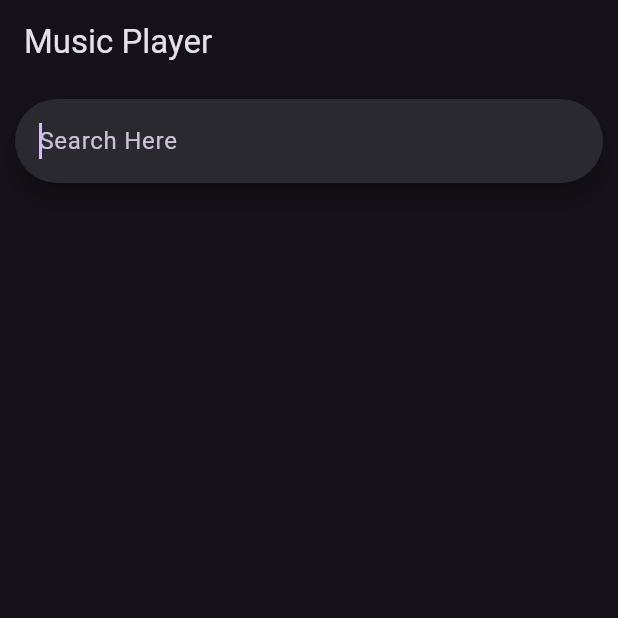
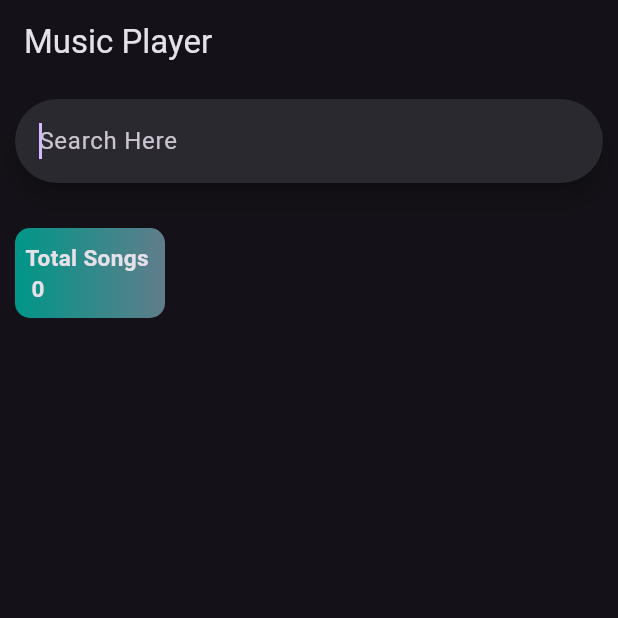
Before and after one commit to Denuvo33/Music-Player, a Flutter app: the screen it shows after launch, after a tap on "Search Here", on a phone screen of 412 x 824 dp, the top half of it. Run offline on Flutter 3.47's test engine with Material 3 defaults, Android fonts, the phone set to English and light mode, and no system bars; our stand-ins replace get, just_audio, just_audio_background, on_audio_query, permission_handler.

Commit message:
filter songs by mp3 file and duration

```diff
--- a/lib/main.dart
+++ b/lib/main.dart
@@ -54,10 +54,16 @@ class _HomePageState extends State<HomePage> {
     passSongs = [];
     List<SongModel> songs = await controller.audioQuery.querySongs(
       ignoreCase: true,
-      sortType: null,
+      sortType: SongSortType.DATE_ADDED,
       orderType: OrderType.ASC_OR_SMALLER,
       uriType: UriType.EXTERNAL,
     );
+
+    songs = songs
+        .where((song) =>
+            song.displayName.toLowerCase().endsWith('.mp3') &&
+            song.duration! > Duration(minutes: 1).inMilliseconds)
+        .toList();
 
     setState(() {
       allSongs = songs;
@@ -69,10 +75,9 @@ class _HomePageState extends State<HomePage> {
   Widget build(BuildContext context) {
     return Scaffold(
       appBar: AppBar(
-        title: Text('Music Player'),
+        title: const Text('Music Player'),
       ),
-      body: SafeArea(
-          child: Container(
+      body: Container(
         child: Column(
           crossAxisAlignment: CrossAxisAlignment.start,
           children: [
@@ -80,6 +85,9 @@ class _HomePageState extends State<HomePage> {
               margin: EdgeInsets.all(10),
               child: SearchBar(
                 controller: searchController,
+                onTap: () {
+                  myfocus.requestFocus();
+                },
                 hintText: 'Search Here',
                 trailing: [
                   if (searchController.text.isNotEmpty)
@@ -107,22 +115,40 @@ class _HomePageState extends State<HomePage> {
                     }
                   });
                 },
-                )),
-            const SizedBox(
-              height: 10,
+              ),
             ),
             const SizedBox(
               height: 10,
             ),
+            Container(
+              height: 60,
+              width: 100,
+              margin: EdgeInsets.all(10),
+              decoration: BoxDecoration(
+                borderRadius: BorderRadius.circular(10),
+                gradient: LinearGradient(
+                  begin: Alignment.topLeft,
+                  end: Alignment.topRight,
+                  colors: [Colors.teal, Colors.blueGrey],
+                ),
+              ),
+              child: Center(
+                  child: Text(
+                'Total Songs \n ${passSongs.length}',
+                style: TextStyle(fontSize: 15, fontWeight: FontWeight.bold),
+              )),
+            ),
+            SizedBox(
+              height: 10,
+            ),
             Expanded(
               child: Container(
-                // height: 50,
                 margin: const EdgeInsets.all(5),
                 child: Stack(
                   alignment: Alignment.bottomCenter,
                   children: [
                     ListView.builder(
-                      padding: EdgeInsets.only(bottom: 100),
+                      padding: const EdgeInsets.only(bottom: 100),
                       itemCount: allSongs.length,
                       itemBuilder: (BuildContext context, int index) {
                         controller.data = passSongs;
@@ -186,7 +212,7 @@ class _HomePageState extends State<HomePage> {
                                   nullArtworkWidget: Container(
                                     height: 50,
                                     width: 50,
-                                    decoration: BoxDecoration(
+                                    decoration: const BoxDecoration(
                                         gradient: LinearGradient(
                                             begin: Alignment.topCenter,
                                             end: Alignment.bottomCenter,
@@ -196,7 +222,7 @@ class _HomePageState extends State<HomePage> {
                                             ]),
                                         borderRadius: BorderRadius.all(
                                             Radius.circular(10))),
-                                    child: Icon(
+                                    child: const Icon(
                                       Icons.music_note_rounded,
                                       color: Colors.white,
                                       size: 32,
@@ -207,7 +233,7 @@ class _HomePageState extends State<HomePage> {
                                         controller.isPlaying.value
                                     ? IconButton(
                                         onPressed: () {},
-                                        icon: Icon(
+                                        icon: const Icon(
                                           Icons.play_arrow_rounded,
                                           size: 30,
                                         ))
@@ -222,9 +248,10 @@ class _HomePageState extends State<HomePage> {
                                           : Colors.white),
                                   overflow: TextOverflow.ellipsis,
                                 ),
-                                subtitle: Text(allSongs[index].album!),
+                                subtitle:
+                                    Text(allSongs[index].album.toString()),
                               ),
-                              SizedBox(
+                              const SizedBox(
                                 height: 15,
                               )
                             ],
@@ -241,13 +268,34 @@ class _HomePageState extends State<HomePage> {
                         },
                         child: Container(
                           height: 70,
-                          margin: EdgeInsets.all(5),
+                          decoration: const BoxDecoration(
+                              gradient: LinearGradient(
+                                  begin: Alignment.topLeft,
+                                  end: Alignment.topRight,
+                                  colors: [Colors.grey, Colors.blueGrey]),
+                              borderRadius:
+                                  BorderRadius.all(Radius.circular(15))),
+                          margin: const EdgeInsets.all(5),
                           child: Row(
                             mainAxisAlignment: MainAxisAlignment.spaceEvenly,
                             children: [
-                              Icon(
+                              SizedBox(
+                                width: 15,
+                              ),
+                              if (songIsStart)
+                                QueryArtworkWidget(
+                                  id: controller
+                                      .data[controller.currentSongIndex.value]
+                                      .id,
+                                  type: ArtworkType.AUDIO,
+                                  nullArtworkWidget: Icon(
                                     Icons.music_note_rounded,
+                                    color: Colors.white,
                                     size: 50,
+                                  ),
+                                ),
+                              SizedBox(
+                                width: 15,
                               ),
                               if (songIsStart)
                                 Obx(
@@ -277,24 +325,17 @@ class _HomePageState extends State<HomePage> {
                                       }
                                     },
                                     icon: controller.isPlaying.value
-                                        ? Icon(
+                                        ? const Icon(
                                             Icons.pause_outlined,
                                             size: 50,
                                           )
-                                        : Icon(
+                                        : const Icon(
                                             Icons.play_arrow_rounded,
                                             size: 50,
                                           )),
                               )
                             ],
                           ),
-                          decoration: const BoxDecoration(
-                              gradient: LinearGradient(
-                                  begin: Alignment.topLeft,
-                                  end: Alignment.topRight,
-                                  colors: [Colors.grey, Colors.blueGrey]),
-                              borderRadius:
-                                  BorderRadius.all(Radius.circular(15))),
                         ),
                       ),
                     )
@@ -304,7 +345,7 @@ class _HomePageState extends State<HomePage> {
             ),
           ],
         ),
-      )),
+      ),
     );
   }
 }
--- a/lib/model/player_controller.dart
+++ b/lib/model/player_controller.dart
@@ -13,20 +13,17 @@ class PlayerController extends GetxController {
   var duration = ''.obs;
   var position = ''.obs;
   var max = 0.0.obs;
-  var musicTitle = ''.obs;
   var currentSongIndex = 0.obs;
   var value = 0.0.obs;
   List<SongModel> data = [];
   List<AudioSource> allSongs = [];
   @override
-  void onInit() {
+  void onInit() async {
     // TODO: implement onInit
     super.onInit();
-
-    askPermission();
+    await askPermission();
+    askNotifPermission();
   }
-
-  initSong() async {}
 
   updatePosition() {
     audioPlayer.positionStream.listen((p) {
@@ -82,16 +79,19 @@ class PlayerController extends GetxController {
 
   askPermission() async {
     var perm = await Permission.storage.request();
+
+    if (perm.isGranted) {
+    } else {
+      askPermission();
+    }
+  }
+
+  askNotifPermission() async {
     var notif = await Permission.notification.request();
 
     if (notif.isGranted) {
     } else {
       askPermission();
     }
-
-    if (perm.isGranted) {
-    } else {
-      askPermission();
-    }
   }
 }
```
Lines whose indentation alone changed are shown as unchanged.
